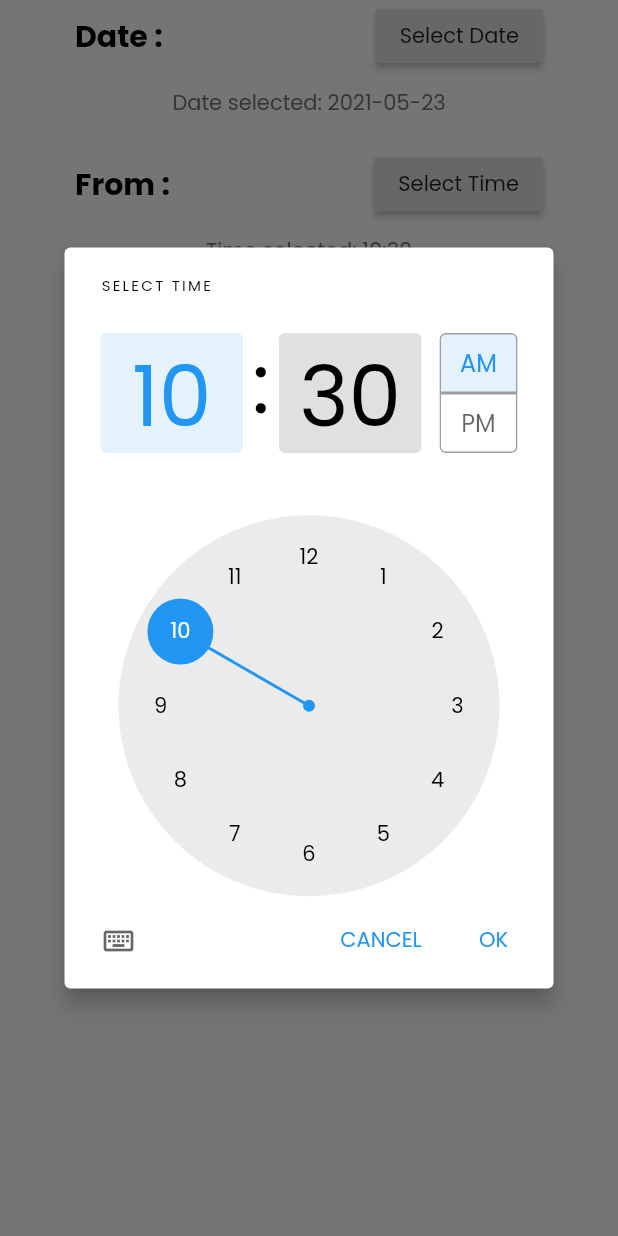
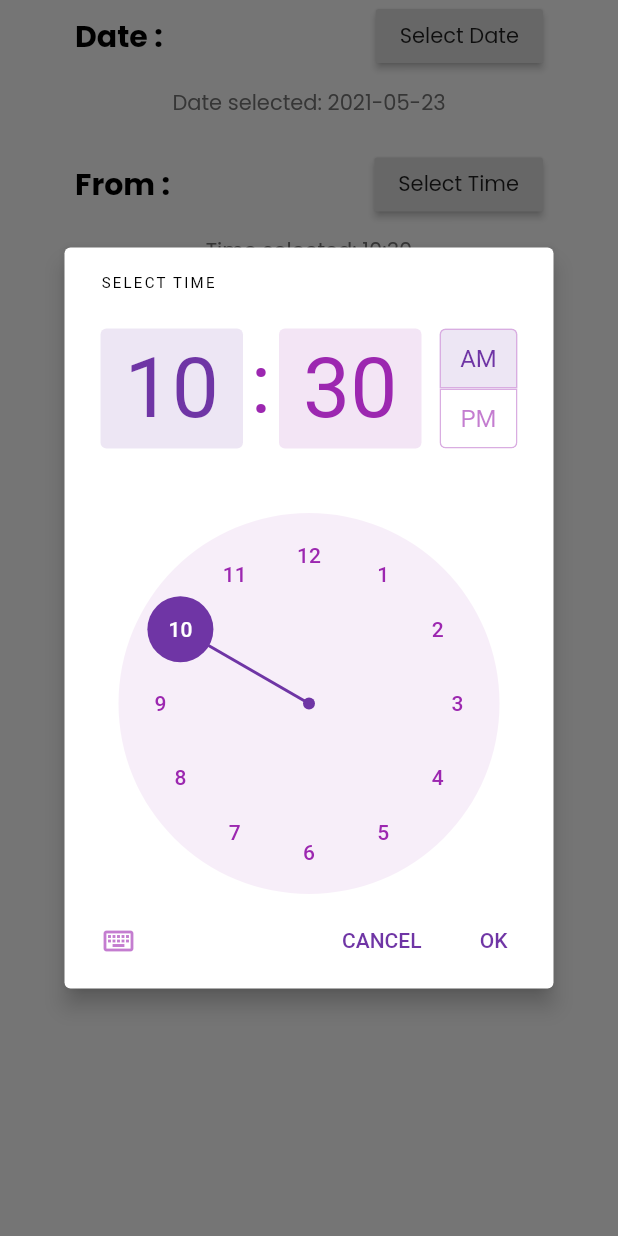
Before and after one commit to bbestbt/Smart-Locker, a Flutter app: the BookedForm widget shown alone on an empty page, opened directly, after a tap on "Select Time", on a phone screen of 412 x 824 dp. Run offline on Flutter 3.47's test engine with Material 2 defaults, Android fonts, the phone set to English and light mode, and no system bars; our stand-ins replace flutter_svg, get_it, mask_text_input_formatter, shared_preferences; missing offline and left inert: barcode_scan, email_auth; accounts and stored records are empty.

Commit message:
edit clock page

```diff
--- a/lib/screens/booked_detail/booked_form.dart
+++ b/lib/screens/booked_detail/booked_form.dart
@@ -88,10 +88,21 @@ class _BookedFormState extends State<BookedForm> {
 
   Future<Null> _selectDate(BuildContext context) async {
     final DateTime picked = await showDatePicker(
-        context: context,
-        initialDate: date,
-        firstDate: new DateTime(2021),
-        lastDate: new DateTime(2022));
+      context: context,
+      initialDate: date,
+      firstDate: DateTime.now(),
+      lastDate: new DateTime(2022),
+      builder: (BuildContext context, Widget child) {
+        return Theme(
+          data: ThemeData.light().copyWith(
+            colorScheme: ColorScheme.light(
+              primary: Color(0xFFF8510d8),
+            ),
+          ),
+          child: child,
+        );
+      },
+    );
     if (picked != null && picked != date) {
       print('Date selected: ${date.toString().substring(0, 10)}');
       setState(() {
@@ -101,8 +112,22 @@ class _BookedFormState extends State<BookedForm> {
   }
 
   Future<Null> _selectFromTime(BuildContext context) async {
-    final TimeOfDay picked =
-        await showTimePicker(context: context, initialTime: time);
+    final TimeOfDay picked = await showTimePicker(
+        context: context,
+        initialTime: time,
+        builder: (context, child) {
+          return Theme(
+            data: ThemeData.light().copyWith(
+              colorScheme: ColorScheme.light(
+                // change the border color
+                primary: Color(0xFF6F35A5),
+                // change the text color
+                onSurface: Colors.purple,
+              ),
+            ),
+            child: child,
+          );
+        });
 
     if (picked != null && picked != time) {
       print('Time selected: ${time.toString().substring(10, 15)}');
@@ -111,18 +136,6 @@ class _BookedFormState extends State<BookedForm> {
       });
     }
   }
-
-  // Future<Null> _selectToTime(BuildContext context) async {
-  //   final TimeOfDay picked =
-  //       await showTimePicker(context: context, initialTime: _toTime);
-
-  //   if (picked != null && picked != _toTime) {
-  //     print('Time selected: ${_toTime.toString()}');
-  //     setState(() {
-  //       _toTime = picked;
-  //     });
-  //   }
-  // }
 
   @override
   Widget build(BuildContext context) {
@@ -184,21 +197,6 @@ class _BookedFormState extends State<BookedForm> {
           //Text(lockerId.toString()),
           //  Text(email),
 
-          // Row(
-          //   children: [
-          //     Text('To : ', style: TextStyle(fontWeight: FontWeight.bold,fontSize: 20,color:Colors.black),),
-          //     Spacer(flex: 2),
-          //     RaisedButton(
-          //       child: Text('Select Time'),
-          //       onPressed: () {
-          //         _selectToTime(context);
-          //       },
-          //     ),
-          //   ],
-          // ),
-          //  SizedBox(height: 10,),
-          // Text('To Time selected: ${_toTime.toString()}'),
-          // SizedBox(height: 20,),
           DefaultButton(
               text: "Confirm",
               press: () async {
@@ -218,7 +216,8 @@ class _BookedFormState extends State<BookedForm> {
                   Navigator.of(context).push(
                       MaterialPageRoute(builder: (context) => LockerOption()));
                 } else {
-                   await Dialogs.yesDialog(context, "Booked Locker", "This locker is already booked");
+                  await Dialogs.yesDialog(context, "Booked Locker",
+                      "This locker is already booked");
                   return '';
                 }
               }),
```
